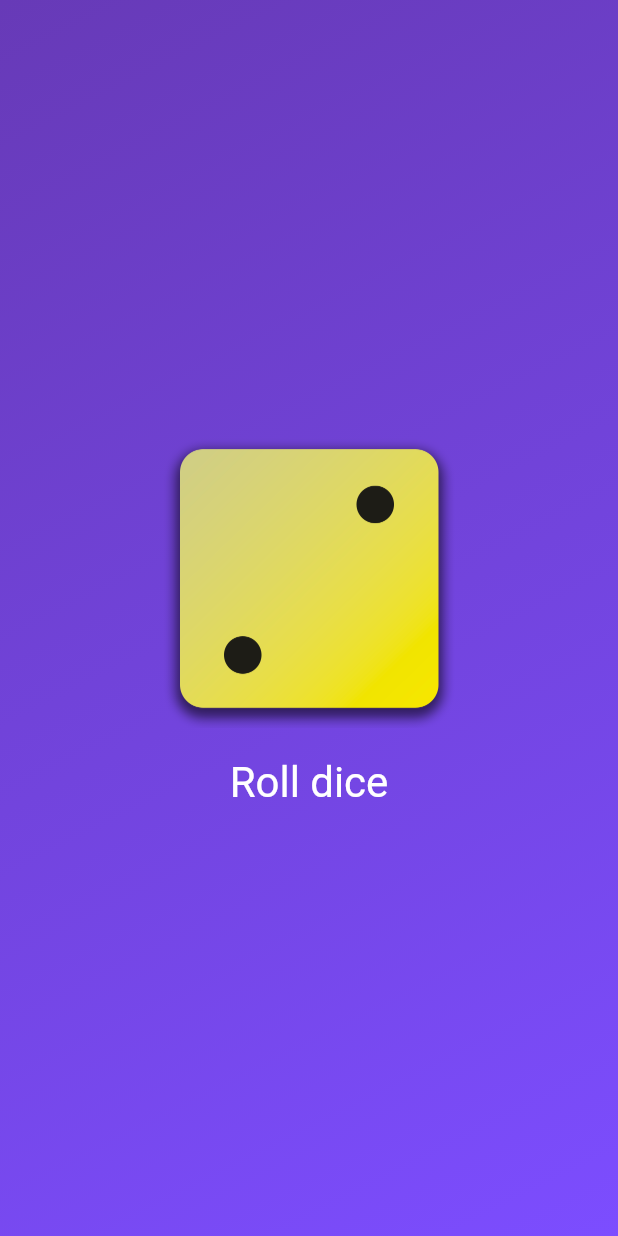
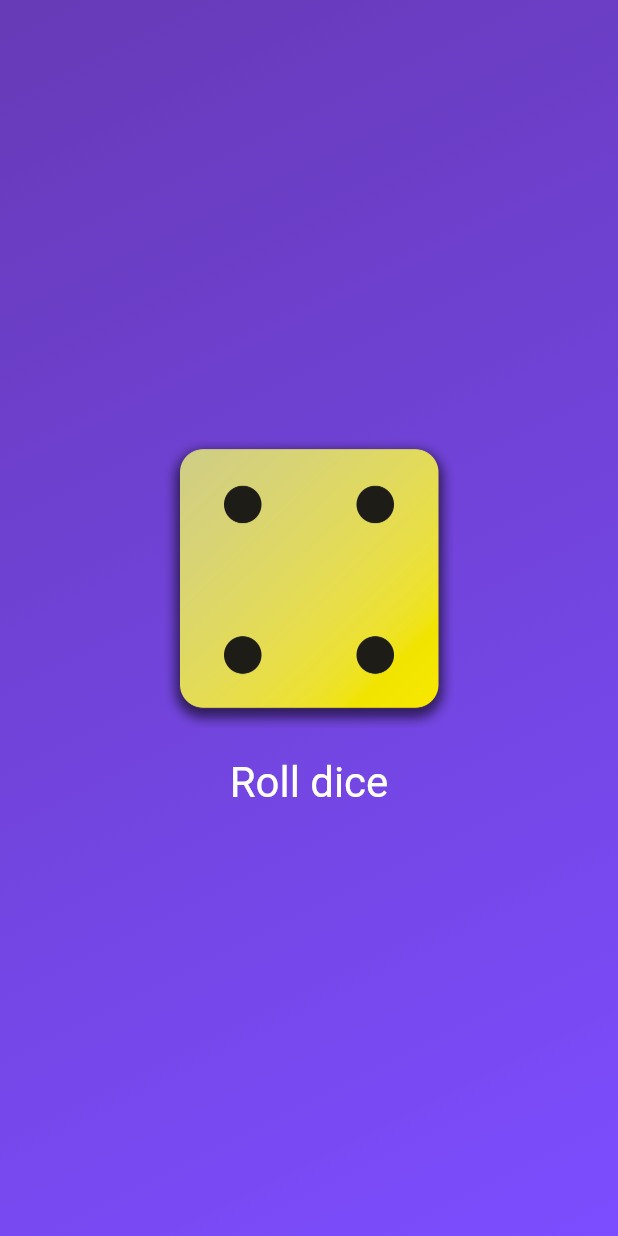
Before and after one commit to felipeazsantos/flutter-learn-projects, a Flutter app: the screen it shows after launch, after a tap on "Roll dice", on a phone screen of 412 x 824 dp. Run offline on Flutter 3.47's test engine with Material 3 defaults, Android fonts, the phone set to English and light mode, and no system bars.

```diff
--- a/first_app/lib/dice_roller.dart
+++ b/first_app/lib/dice_roller.dart
@@ -1,13 +1,43 @@
 import 'package:flutter/material.dart';
 
 class DiceRoller extends StatefulWidget {
+  const DiceRoller({ super.key });
 
   @override
   State<StatefulWidget> createState() {
-    return
+    return _DiceRollerState();
   }
 }
 
 class _DiceRollerState extends State<DiceRoller> {
 
+  var activeDiceImage = 'assets/images/dice-2.png';
+
+  void rollDice() {
+    setState(() {
+      activeDiceImage = 'assets/images/dice-4.png';
+    });
+  }
+
+  @override
+  Widget build(BuildContext context) {
+    return Column(mainAxisSize: MainAxisSize.min, children: [
+      Image.asset(
+        activeDiceImage,
+        width: 200,
+      ),
+      TextButton(
+        onPressed: rollDice,
+        style: TextButton.styleFrom(
+          padding: const EdgeInsets.only(top: 20),
+          foregroundColor: Colors.white,
+          textStyle: const TextStyle(
+            fontSize: 28,
+          ),
+        ),
+        child: const Text('Roll dice'),
+      ),
+    ]);
+  }
+
 }
--- a/first_app/lib/gradient_container.dart
+++ b/first_app/lib/gradient_container.dart
@@ -1,19 +1,15 @@
 import 'dart:ui';
 
+import 'package:first_app/dice_roller.dart';
 import 'package:flutter/material.dart';
 
 const startAlignment = Alignment.topLeft;
 const endAlignment = Alignment.bottomRight;
 
 class GradientContainer extends StatelessWidget {
-  GradientContainer({super.key, required this.colors});
+  const GradientContainer({super.key, required this.colors});
 
   final List<Color> colors;
-  var activeDiceImage = 'assets/images/dice-2.png';
-
-  void rollDice() {
-    activeDiceImage = 'assets/images/dice-4.png';
-  }
 
   @override
   Widget build(context) {
@@ -22,24 +18,8 @@ class GradientContainer extends StatelessWidget {
         gradient: LinearGradient(
             colors: colors, begin: startAlignment, end: endAlignment),
       ),
-      child: Center(
-        child: Column(mainAxisSize: MainAxisSize.min, children: [
-          Image.asset(
-            activeDiceImage,
-            width: 200,
-          ),
-          TextButton(
-            onPressed: rollDice,
-            style: TextButton.styleFrom(
-              padding: const EdgeInsets.only(top: 20),
-              foregroundColor: Colors.white,
-              textStyle: const TextStyle(
-                fontSize: 28,
-              ),
-            ),
-            child: const Text('Roll dice'),
-          ),
-        ]),
+      child: const Center(
+        child: DiceRoller(),
       ),
     );
   }
--- a/first_app/lib/main.dart
+++ b/first_app/lib/main.dart
@@ -3,7 +3,7 @@ import 'package:first_app/gradient_container.dart';
 
 void main() {
   runApp(
-    MaterialApp(
+    const MaterialApp(
       home: Scaffold(
         body: GradientContainer(colors: [Colors.deepPurple, Colors.deepPurpleAccent])
       ),
```
